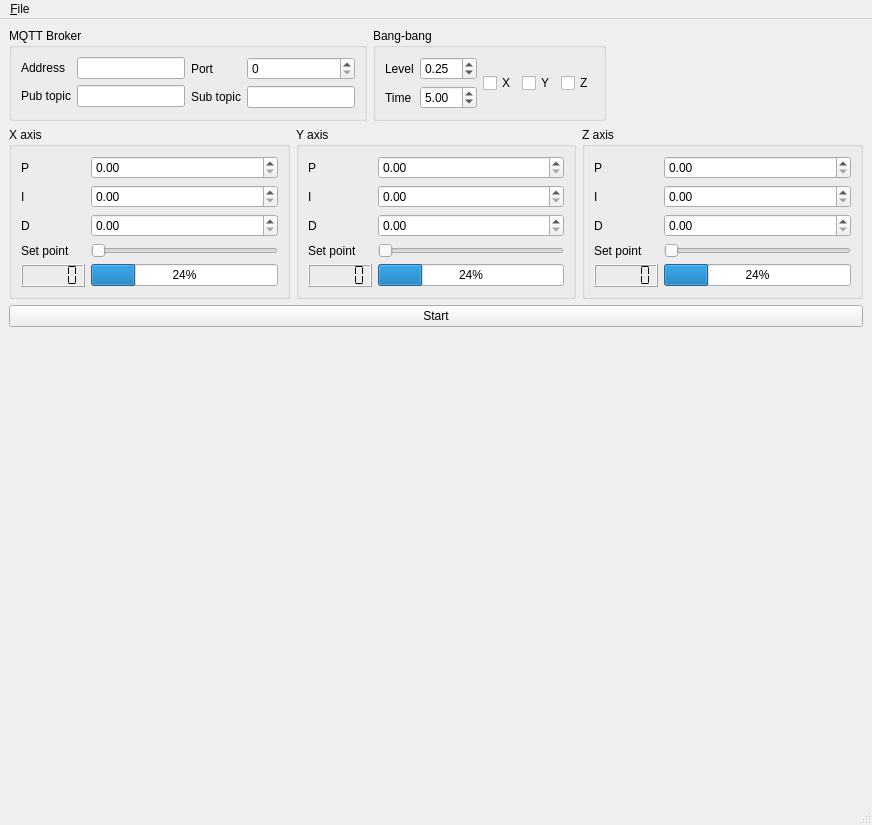
pbosetti/machine_sim, file mainwindow.ui: the form before one commit.
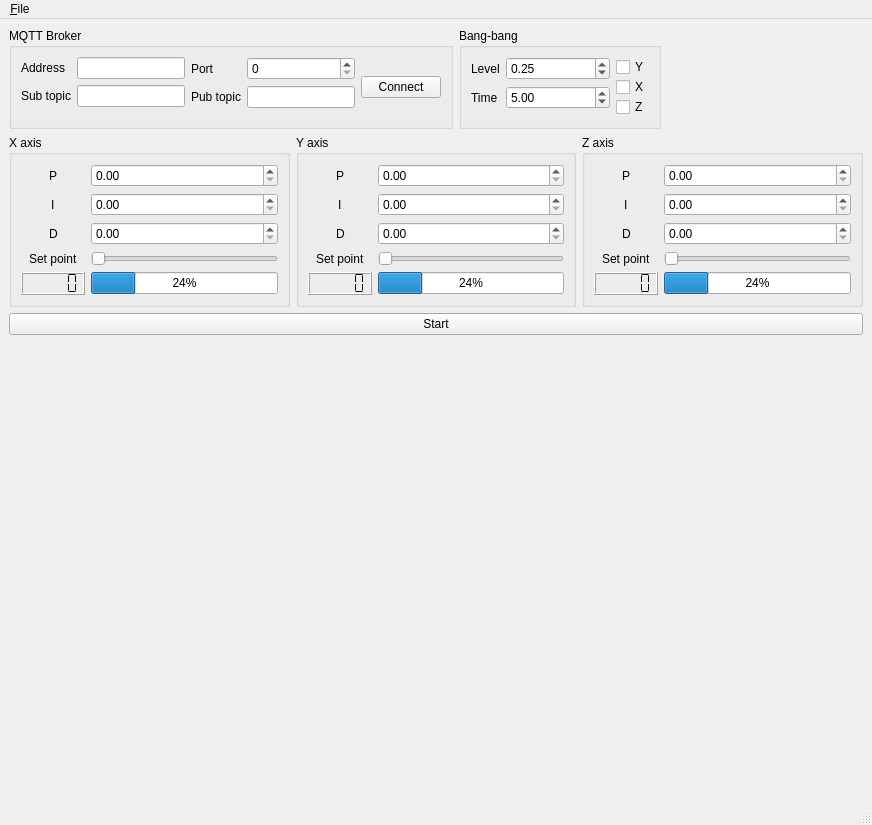
The form after the commit. Custom widgets are drawn as their Qt base class.

Patch:
```diff
--- a/mainwindow.ui
+++ b/mainwindow.ui
@@ -38,7 +38,7 @@
            <item row="1" column="0">
             <widget class="QLabel" name="label_2">
              <property name="text">
-              <string>Pub topic</string>
+              <string>Sub topic</string>
              </property>
             </widget>
            </item>
@@ -65,7 +65,7 @@
            <item row="1" column="0">
             <widget class="QLabel" name="label_4">
              <property name="text">
-              <string>Sub topic</string>
+              <string>Pub topic</string>
              </property>
             </widget>
            </item>
@@ -87,6 +87,13 @@
            </item>
           </layout>
          </item>
+         <item>
+          <widget class="QPushButton" name="connectButton">
+           <property name="text">
+            <string>Connect</string>
+           </property>
+          </widget>
+         </item>
         </layout>
        </widget>
       </item>
@@ -107,6 +114,12 @@
            </item>
            <item row="0" column="1">
             <widget class="QDoubleSpinBox" name="bangBangLevel">
+             <property name="sizePolicy">
+              <sizepolicy hsizetype="Expanding" vsizetype="Fixed">
+               <horstretch>0</horstretch>
+               <verstretch>0</verstretch>
+              </sizepolicy>
+             </property>
              <property name="minimum">
               <double>0.000000000000000</double>
              </property>
@@ -130,6 +143,12 @@
            </item>
            <item row="1" column="1">
             <widget class="QDoubleSpinBox" name="bangBangTime">
+             <property name="sizePolicy">
+              <sizepolicy hsizetype="Expanding" vsizetype="Fixed">
+               <horstretch>0</horstretch>
+               <verstretch>0</verstretch>
+              </sizepolicy>
+             </property>
              <property name="minimum">
               <double>1.000000000000000</double>
              </property>
@@ -147,12 +166,10 @@
           </layout>
          </item>
          <item>
-          <widget class="QCheckBox" name="bangBangX">
-           <property name="text">
-            <string>X</string>
+          <layout class="QVBoxLayout" name="verticalLayout_3">
+           <property name="spacing">
+            <number>0</number>
            </property>
-          </widget>
-         </item>
          <item>
           <widget class="QCheckBox" name="bangBangY">
            <property name="text">
@@ -160,6 +177,13 @@
            </property>
           </widget>
          </item>
+           <item>
+            <widget class="QCheckBox" name="bangBangX">
+             <property name="text">
+              <string>X</string>
+             </property>
+            </widget>
+           </item>
          <item>
           <widget class="QCheckBox" name="bangBangZ">
            <property name="text">
@@ -168,6 +192,8 @@
           </widget>
          </item>
         </layout>
+         </item>
+        </layout>
        </widget>
       </item>
       <item>
@@ -198,6 +224,9 @@
            <property name="fieldGrowthPolicy">
             <enum>QFormLayout::ExpandingFieldsGrow</enum>
            </property>
+           <property name="labelAlignment">
+            <set>Qt::AlignCenter</set>
+           </property>
            <item row="0" column="0">
             <widget class="QLabel" name="label_5">
              <property name="text">
@@ -305,6 +334,9 @@
            <property name="fieldGrowthPolicy">
             <enum>QFormLayout::ExpandingFieldsGrow</enum>
            </property>
+           <property name="labelAlignment">
+            <set>Qt::AlignCenter</set>
+           </property>
            <item row="0" column="0">
             <widget class="QLabel" name="label_8">
              <property name="text">
@@ -412,6 +444,9 @@
            <property name="fieldGrowthPolicy">
             <enum>QFormLayout::ExpandingFieldsGrow</enum>
            </property>
+           <property name="labelAlignment">
+            <set>Qt::AlignCenter</set>
+           </property>
            <item row="0" column="0">
             <widget class="QLabel" name="label_11">
              <property name="text">
```
Lines whose indentation alone changed are shown as unchanged.
